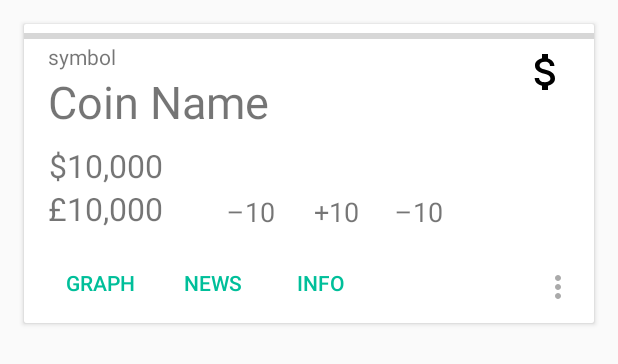
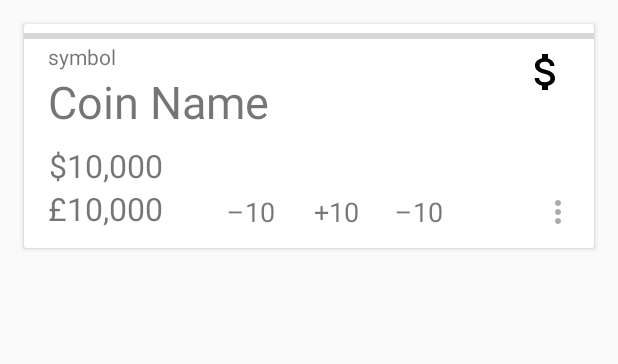
Before and after one commit to grgar/Cryptovalise, an Android app: the layout coin_list_content.xml on its own in the app's theme, with its tools: preview values and no code run, on a phone screen of 412 x 824 dp. Shown: the top 364 px of the screen. Run offline under Robolectric (Android 15) with nearby library versions, the phone set to English and light mode, and no system bars.

Commit message:
Remove buttons from coin card and make card click

```diff
--- a/app/src/main/java/com/georgegarside/cryptovalise/presenter/CoinRecyclerViewAdapter.kt
+++ b/app/src/main/java/com/georgegarside/cryptovalise/presenter/CoinRecyclerViewAdapter.kt
@@ -83,7 +83,7 @@ class CoinRecyclerViewAdapter(private val context: Context,
 			view.coinName.text = cursor.getString(DBOpenHelper.Coin.Name.ordinal)
 
 			// Set click listeners
-			view.buttonInfo.setOnClickListener { openInfo(symbol) }
+			view.setOnClickListener { openInfo(symbol) }
 
 			view.progressBar.progressAnimate(10)
 
--- a/app/src/main/res/layout/coin_list_content.xml
+++ b/app/src/main/res/layout/coin_list_content.xml
@@ -1,5 +1,6 @@
 <?xml version="1.0" encoding="utf-8"?>
-<android.support.v7.widget.CardView xmlns:android="http://schemas.android.com/apk/res/android"
+<android.support.v7.widget.CardView
+	xmlns:android="http://schemas.android.com/apk/res/android"
 	xmlns:app="http://schemas.android.com/apk/res-auto"
 	xmlns:tools="http://schemas.android.com/tools"
 	android:layout_width="match_parent"
@@ -10,7 +11,10 @@
 	android:layout_marginBottom="0dp"
 	android:layout_marginTop="@dimen/text_margin"
 	android:layout_marginStart="@dimen/text_margin"
-                                    android:layout_marginEnd="@dimen/text_margin">
+	android:layout_marginEnd="@dimen/text_margin"
+	android:foreground="?android:attr/selectableItemBackground"
+	android:clickable="true"
+	android:focusable="true">
 
 	<android.support.constraint.ConstraintLayout
 		android:layout_width="match_parent"
@@ -71,7 +75,8 @@
 			android:layout_marginTop="8dp"
 			app:layout_constraintTop_toBottomOf="@+id/coinName"
 			app:layout_constraintStart_toStartOf="@+id/coinName"
-			>
+			app:layout_constraintBottom_toBottomOf="parent"
+			android:layout_marginBottom="12dp">
 
 			<TextView
 				android:layout_width="match_parent"
@@ -95,40 +100,6 @@
 
 		</LinearLayout>
 
-		<Button
-			android:text="@string/graph_title"
-			android:layout_width="wrap_content"
-			android:layout_height="wrap_content"
-			android:id="@+id/buttonGraph"
-			style="@style/Widget.AppCompat.Button.ButtonBar.AlertDialog"
-			app:layout_constraintStart_toStartOf="parent"
-			android:layout_marginStart="16dp"
-			app:layout_constraintBottom_toBottomOf="parent"
-			app:layout_constraintTop_toBottomOf="@+id/linearLayout"
-			android:layout_marginTop="8dp"/>
-
-		<Button
-			android:text="@string/news_title"
-			android:layout_width="wrap_content"
-			android:layout_height="wrap_content"
-			android:id="@+id/buttonNews"
-			style="@style/Widget.AppCompat.Button.ButtonBar.AlertDialog"
-			app:layout_constraintStart_toEndOf="@+id/buttonGraph"
-			android:layout_marginStart="8dp"
-			app:layout_constraintTop_toTopOf="@+id/buttonGraph"
-			/>
-
-		<Button
-			android:text="@string/info_title"
-			android:layout_width="wrap_content"
-			android:layout_height="wrap_content"
-			android:id="@+id/buttonInfo"
-			style="@style/Widget.AppCompat.Button.ButtonBar.AlertDialog"
-			app:layout_constraintStart_toEndOf="@+id/buttonNews"
-			android:layout_marginStart="8dp"
-			app:layout_constraintTop_toTopOf="@+id/buttonGraph"
-			/>
-
 		<ImageButton
 			android:layout_width="wrap_content"
 			android:layout_height="wrap_content"
@@ -138,11 +109,8 @@
 			app:layout_constraintEnd_toEndOf="parent"
 			android:tint="@android:color/darker_gray"
 			android:contentDescription="@string/coin_list_more_description"
-			app:layout_constraintStart_toEndOf="@+id/buttonInfo"
-			android:layout_marginStart="8dp"
-			app:layout_constraintHorizontal_bias="1.0"
 			android:padding="12dp"
-			app:layout_constraintBottom_toBottomOf="@+id/buttonGraph"
+			app:layout_constraintBottom_toBottomOf="parent"
 			/>
 
 		<GridLayout
```
Lines whose indentation alone changed are shown as unchanged.
